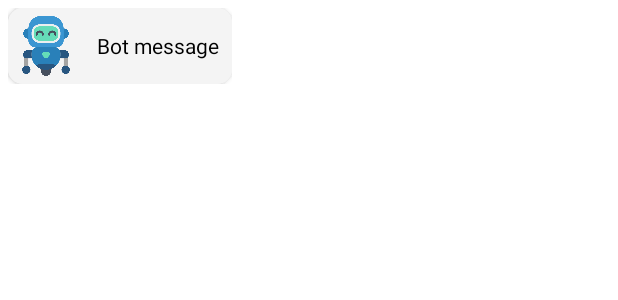
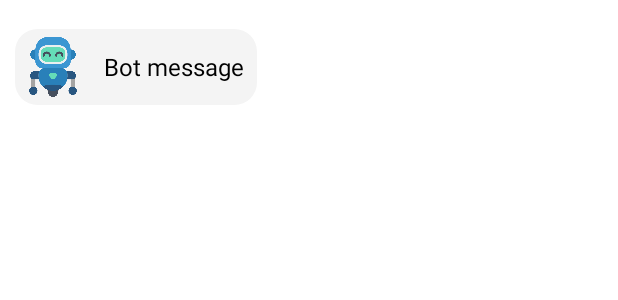
Before and after one commit to sun01822/ChatBot, an Android app: the layout bot_msg.xml on its own in the app's theme, with its tools: preview values and no code run, on a phone screen of 412 x 824 dp. Shown: the top 300 px of the screen. Run offline under Robolectric (Android 15) with nearby library versions, the phone set to English and light mode, and no system bars.

Commit message:
Final commit

```diff
--- a/app/src/main/java/com/sun/chatbot/MainActivity.kt
+++ b/app/src/main/java/com/sun/chatbot/MainActivity.kt
@@ -174,7 +174,6 @@ class MainActivity : AppCompatActivity(), TextToSpeech.OnInitListener {
                     runOnUiThread {
                         messageModalArrayList.add(ChatMessage("No response", BOT_KEY))
                         messageRVAdapter.notifyDataSetChanged()
-                        Toast.makeText(this@MainActivity, "No response from the bot..", Toast.LENGTH_SHORT).show()
                     }
                 }
             } catch (e: IOException) {
@@ -182,14 +181,12 @@ class MainActivity : AppCompatActivity(), TextToSpeech.OnInitListener {
                 runOnUiThread {
                     messageModalArrayList.add(ChatMessage("Sorry no response found", BOT_KEY))
                     messageRVAdapter.notifyDataSetChanged()
-                    Toast.makeText(this@MainActivity, "No response from the bot..", Toast.LENGTH_SHORT).show()
                 }
             } catch (e: JSONException) {
                 e.printStackTrace()
                 runOnUiThread {
                     messageModalArrayList.add(ChatMessage("JSON Error", BOT_KEY))
                     messageRVAdapter.notifyDataSetChanged()
-                    Toast.makeText(this@MainActivity, "JSON Error", Toast.LENGTH_SHORT).show()
                 }
             }
         }
--- a/app/src/main/res/layout/bot_msg.xml
+++ b/app/src/main/res/layout/bot_msg.xml
@@ -2,18 +2,23 @@
 <androidx.constraintlayout.widget.ConstraintLayout xmlns:android="http://schemas.android.com/apk/res/android"
     xmlns:app="http://schemas.android.com/apk/res-auto"
     xmlns:tools="http://schemas.android.com/tools"
-    android:layout_width="wrap_content"
+    android:layout_width="match_parent"
     android:layout_height="wrap_content"
-    android:layout_margin="5dp"
-    android:elevation="20dp"
-    app:layout_constraintLeft_toLeftOf="parent"
-    app:layout_constraintTop_toTopOf="parent">
+    android:layout_marginStart="8dp"
+    android:layout_marginTop="16dp"
+    >
 
     <androidx.cardview.widget.CardView
+        android:id="@+id/cardView"
         android:layout_width="wrap_content"
         android:layout_height="wrap_content"
-        app:cardCornerRadius="10dp"
-        tools:ignore="MissingConstraints">
+        app:cardCornerRadius="15dp"
+        app:cardElevation="0dp"
+        app:cardPreventCornerOverlap="false"
+        app:cardUseCompatPadding="true"
+        app:layout_constraintStart_toStartOf="parent"
+        app:layout_constraintTop_toBottomOf="parent"
+        app:layout_constraintTop_toTopOf="parent">
 
         <LinearLayout
             android:background="#F4F4F4"
@@ -36,7 +41,7 @@
                 android:layout_margin="5dp"
                 android:padding="3dp"
                 android:text="Bot message"
-                android:textSize="14sp"
+                android:textSize="16sp"
                 android:layout_gravity="center"
                 android:textColor="@color/black"  />
 
```
Also changed, not shown: app/src/main/res/layout/user_msg.xml (+10 -9 lines).
